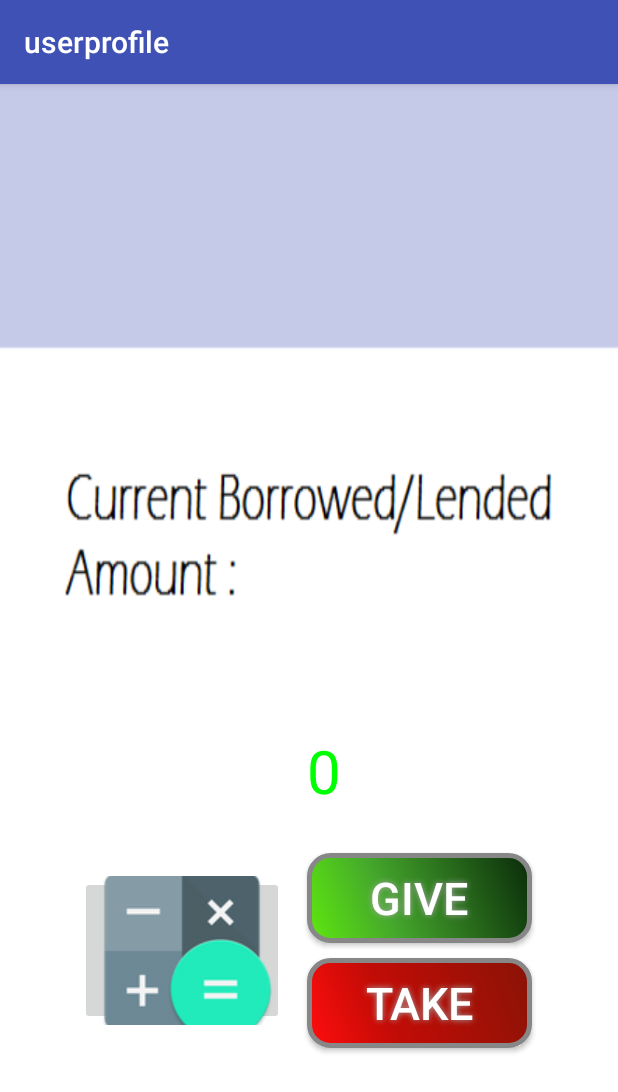
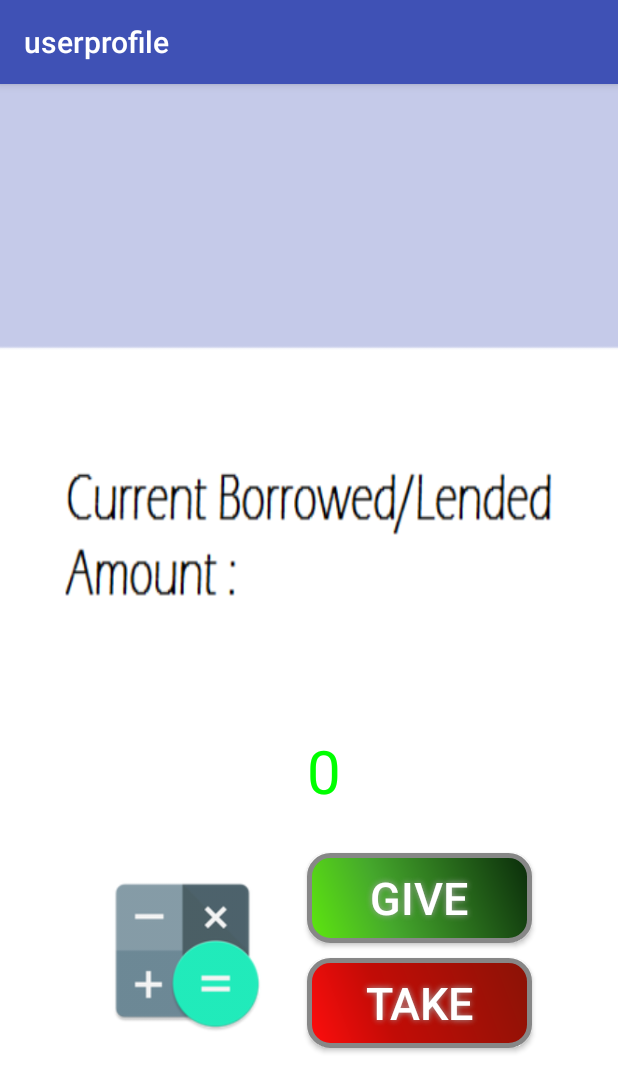
Before and after one commit to Anshul-Goyal/Udhaar, an Android app: the userprofile screen opened directly, with no data from a screen before it, on a phone screen of 412 x 824 dp. Shown: the top 1092 px of the screen. Run offline under Robolectric (Android 15) with nearby library versions, the phone set to English and light mode, and no system bars; 2 statements that could not run were skipped.

Commit message:
working on calc

```diff
--- a/udhaar/app/src/main/res/layout/activity_userprofile.xml
+++ b/udhaar/app/src/main/res/layout/activity_userprofile.xml
@@ -127,23 +127,42 @@
             android:layout_alignStart="@+id/button14"
             android:textSize="40dp" />
 
-        <ImageButton
+        <ImageView
             android:layout_width="wrap_content"
             android:layout_height="wrap_content"
-            android:id="@+id/imageButton2"
+            android:id="@+id/imageView"
             android:onClick="opencalc"
             android:src="@drawable/rsz_calc"
             android:layout_alignLeft="@+id/textname"
             android:layout_alignStart="@+id/textname"
-            android:focusable="true"
             android:layout_alignTop="@+id/button14"
             android:layout_alignBottom="@+id/button15"
             android:layout_toLeftOf="@+id/button14"
             android:layout_toStartOf="@+id/button14"
-            android:layout_marginLeft="10dp"
-            android:layout_marginTop="15dp"
-            android:layout_marginRight="15dp"
-            android:layout_marginBottom="15dp" />
+            android:layout_marginLeft="5dp"
+            android:layout_marginTop="10dp"
+            android:layout_marginRight="10dp"
+            android:layout_marginBottom="10dp"
+             />
+
+
+        <!--<ImageButton-->
+            <!--android:layout_width="wrap_content"-->
+            <!--android:layout_height="wrap_content"-->
+            <!--android:id="@+id/imageButton2"-->
+            <!--android:onClick="opencalc"-->
+            <!--android:src="@drawable/rsz_calc"-->
+            <!--android:layout_alignLeft="@+id/textname"-->
+            <!--android:layout_alignStart="@+id/textname"-->
+            <!--android:focusable="true"-->
+            <!--android:layout_alignTop="@+id/button14"-->
+            <!--android:layout_alignBottom="@+id/button15"-->
+            <!--android:layout_toLeftOf="@+id/button14"-->
+            <!--android:layout_toStartOf="@+id/button14"-->
+            <!--android:layout_marginLeft="10dp"-->
+            <!--android:layout_marginTop="15dp"-->
+            <!--android:layout_marginRight="15dp"-->
+            <!--android:layout_marginBottom="15dp" />-->
 
     </RelativeLayout>
 
```
Also changed, not shown: udhaar/app/src/main/java/com/udhaar/udhaar/userprofile.java (+17 -2 lines).
